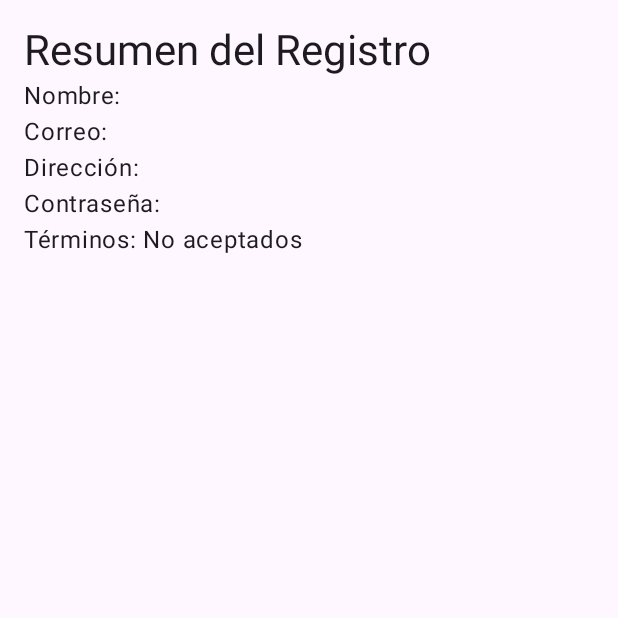
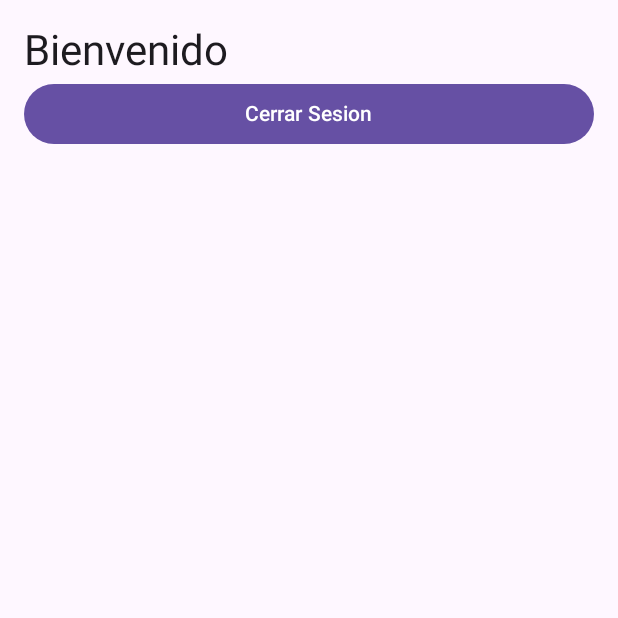
Before and after one commit to Adrian-Rivera-web/AppStockControl, an Android app built with Jetpack Compose: the HomeScreen screen opened through its navigation route, on a phone screen of 412 x 824 dp, the top half of it. Run offline under Robolectric (Android 15) with nearby library versions, the phone set to English and light mode, and no system bars.

Commit message:
Se agrego pantallas de Login y Home con botones de navegacion entre ellas

```diff
--- a/app/src/main/java/com/example/appstockcontrol_grupo_07/navigation/AppNavigation.kt
+++ b/app/src/main/java/com/example/appstockcontrol_grupo_07/navigation/AppNavigation.kt
@@ -6,7 +6,8 @@ import androidx.navigation.compose.NavHost
 import androidx.navigation.compose.composable
 import androidx.navigation.compose.rememberNavController
 import com.example.appstockcontrol_grupo_07.ui.screen.RegistroScreen
-import com.example.appstockcontrol_grupo_07.ui.screen.ResumenScreen
+import com.example.appstockcontrol_grupo_07.ui.screen.HomeScreen
+import com.example.appstockcontrol_grupo_07.ui.screen.LoginScreen
 import com.example.appstockcontrol_grupo_07.viewmodel.UsuarioViewModel
 
 @Composable
@@ -18,13 +19,16 @@ fun AppNavigation() {
 
     NavHost(
         navController = navController,
-        startDestination = "registro"
+        startDestination = "login"
     ) {
+        composable(route = "login") {
+            LoginScreen(navController,usuarioViewModel)
+        }
         composable(route = "registro") {
-            RegistroScreen(navController, usuarioViewModel)
+            RegistroScreen(navController,usuarioViewModel)
         }
-        composable(route = "resumen") {
-            ResumenScreen(usuarioViewModel)
+        composable(route = "home") {
+            HomeScreen(navController,usuarioViewModel)
         }
     }
 }
--- a/app/src/main/java/com/example/appstockcontrol_grupo_07/ui/screen/ResumenScreen.kt
+++ b/app/src/main/java/com/example/appstockcontrol_grupo_07/ui/screen/HomeScreen.kt
@@ -1,7 +1,9 @@
 package com.example.appstockcontrol_grupo_07.ui.screen
 
 import androidx.compose.foundation.layout.Column
+import androidx.compose.foundation.layout.fillMaxWidth
 import androidx.compose.foundation.layout.padding
+import androidx.compose.material3.Button
 import androidx.compose.material3.MaterialTheme
 import androidx.compose.material3.Text
 import androidx.compose.runtime.Composable
@@ -9,19 +11,26 @@ import androidx.compose.runtime.collectAsState
 import androidx.compose.runtime.getValue
 import androidx.compose.ui.Modifier
 import androidx.compose.ui.unit.dp
+import androidx.navigation.NavController
 import com.example.appstockcontrol_grupo_07.viewmodel.UsuarioViewModel
-import kotlin.text.repeat
 
 @Composable
-fun ResumenScreen(viewModel: UsuarioViewModel) {
+fun HomeScreen(
+    navController: NavController,
+    viewModel: UsuarioViewModel) {
     val estado by viewModel.estado.collectAsState()
 
     Column(Modifier.padding(all = 16.dp)) {
-        Text(text = "Resumen del Registro", style = MaterialTheme.typography.headlineMedium)
-        Text(text = "Nombre: ${estado.nombre}")
-        Text(text = "Correo: ${estado.correo}")
-        Text(text = "Dirección: ${estado.direccion}")
-        Text(text = "Contraseña: ${"*".repeat(n = estado.clave.length)}")
-        Text(text = "Términos: ${if (estado.aceptaTerminos) "Aceptados" else "No aceptados"}")
+        Text(text = "Bienvenido", style = MaterialTheme.typography.headlineMedium)
+
+        Button(
+            onClick = {
+                navController.navigate(route = "login")
+
+            },
+            modifier = Modifier.fillMaxWidth()
+        ) {
+            Text(text = "Cerrar Sesion")
+        }
     }
 }
--- /dev/null
+++ b/app/src/main/java/com/example/appstockcontrol_grupo_07/ui/screen/LoginScreen.kt
@@ -0,0 +1,89 @@
+package com.example.appstockcontrol_grupo_07.ui.screen
+
+import androidx.compose.foundation.layout.Column
+import androidx.compose.foundation.layout.Row
+import androidx.compose.foundation.layout.fillMaxWidth
+import androidx.compose.foundation.layout.padding
+import androidx.compose.material3.Button
+import androidx.compose.material3.MaterialTheme
+import androidx.compose.material3.OutlinedTextField
+import androidx.compose.material3.Text
+import androidx.compose.runtime.Composable
+import androidx.compose.runtime.collectAsState
+import androidx.compose.runtime.getValue
+import androidx.compose.ui.Modifier
+import androidx.compose.ui.text.input.PasswordVisualTransformation
+import androidx.compose.ui.unit.dp
+import androidx.navigation.NavController
+import com.example.appstockcontrol_grupo_07.viewmodel.UsuarioViewModel
+import kotlin.let
+
+@Composable
+fun LoginScreen(
+    navController: NavController,          // Controla la navegación entre pantallas
+    viewModel: UsuarioViewModel            // ViewModel que mantiene el estado de la pantalla
+) {
+    // Obtenemos el estado actual del formulario desde el ViewModel
+    val estado by viewModel.estado.collectAsState()
+
+    Column(
+        modifier = Modifier.padding(all = 16.dp)  // Margen interno de toda la columna
+    ) {
+        // Título de la pantalla
+        Text(
+            text = "Inicio Sesion",
+            style = MaterialTheme.typography.headlineMedium
+        )
+
+        // Campo de texto para el correo electrónico
+        OutlinedTextField(
+            value = estado.correo,
+            onValueChange = viewModel::onCorreoChange,  // Actualiza el estado en ViewModel
+            label = { Text(text = "Correo electrónico") },
+            isError = estado.errores.correo != null,    // Indica error si existe
+            supportingText = {
+                estado.errores.correo?.let {
+                    Text(text = it, color = MaterialTheme.colorScheme.error)
+                }
+            },
+            modifier = Modifier.fillMaxWidth()          // Ocupa todo el ancho disponible
+        )
+
+        // Campo de texto para la contraseña
+        OutlinedTextField(
+            value = estado.clave,
+            onValueChange = viewModel::onClaveChange,
+            label = { Text(text = "Contraseña") },
+            visualTransformation = PasswordVisualTransformation(), // Oculta el texto
+            isError = estado.errores.clave != null,
+            supportingText = {
+                estado.errores.clave?.let {
+                    Text(text = it, color = MaterialTheme.colorScheme.error)
+                }
+            },
+            modifier = Modifier.fillMaxWidth()
+        )
+
+        // ✅ Row para colocar los botones lado a lado
+        Row(
+            modifier = Modifier.fillMaxWidth(),                 // La fila ocupa todo el ancho
+            horizontalArrangement = androidx.compose.foundation.layout.Arrangement.spacedBy(16.dp) // Espacio entre botones
+        ) {
+            // Botón "Inicio Sesion"
+            Button(
+                onClick = { navController.navigate(route = "home") }, // Navega a Home al presionar
+                modifier = Modifier.weight(1f)                        // Ocupa la mitad del Row
+            ) {
+                Text(text = "Inicio Sesion")
+            }
+
+            // Botón "Cuenta Nueva"
+            Button(
+                onClick = { navController.navigate(route = "registro") }, // Navega a Registro
+                modifier = Modifier.weight(1f)                              // Ocupa la otra mitad del Row
+            ) {
+                Text(text = "Cuenta Nueva")
+            }
+        }
+    }
+}
--- a/app/src/main/java/com/example/appstockcontrol_grupo_07/ui/screen/RegistroScreen.kt
+++ b/app/src/main/java/com/example/appstockcontrol_grupo_07/ui/screen/RegistroScreen.kt
@@ -107,7 +107,7 @@ fun RegistroScreen(
         Button(
             onClick = {
                 if (viewModel.validarFormulario()) {
-                    navController.navigate(route = "resumen")
+                    navController.navigate(route = "login")
                 }
             },
             modifier = Modifier.fillMaxWidth()
```
